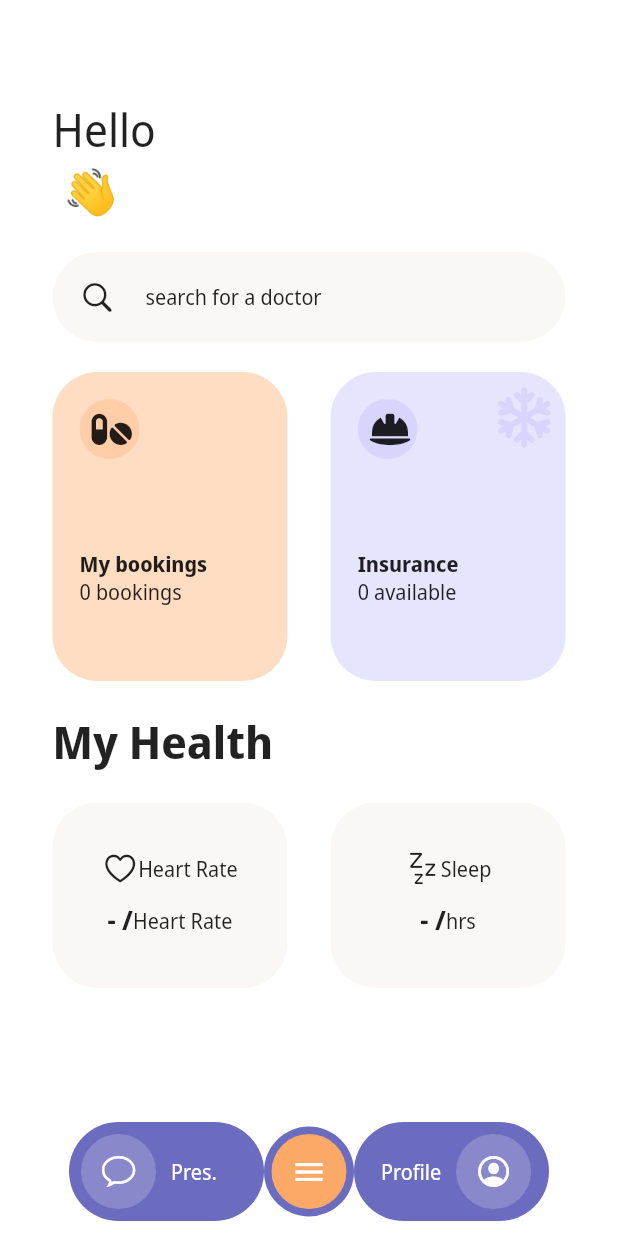
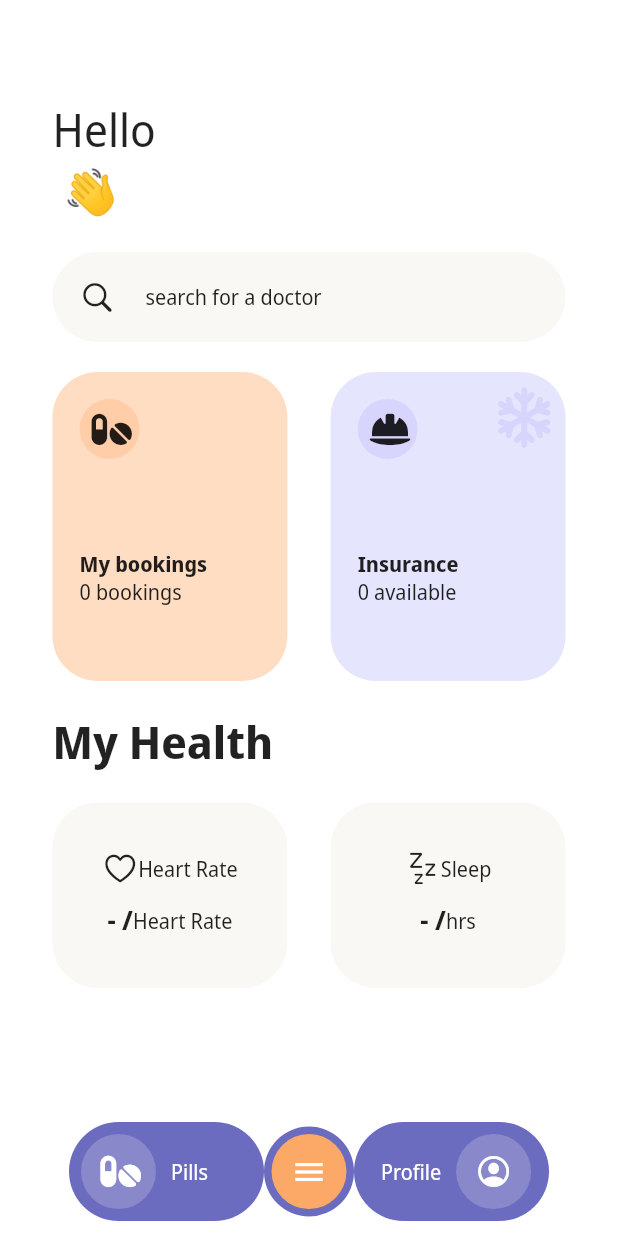
Before and after one commit to smash-cracker/medical-app-flutter, a Flutter app: the screen it shows once a user with an empty profile is signed in, on a phone screen of 412 x 824 dp. Run offline on Flutter 3.47's test engine with Material 2 defaults, Android fonts, the phone set to English and light mode, and no system bars; our stand-ins replace awesome_snackbar_content, cloud_firestore, file_picker, firebase_auth, firebase_core, firebase_storage and 7 more; missing offline and left inert: wiredash; accounts and stored records are empty.

Commit message:
bug fixes

```diff
--- a/lib/screens/call_screen.dart
+++ b/lib/screens/call_screen.dart
@@ -58,7 +58,7 @@ class _CallScreenState extends State<CallScreen> {
   Widget build(BuildContext context) {
     return Scaffold(
       body: client == null
-          ? const CircularProgressIndicator()
+          ? Center(child: const CircularProgressIndicator())
           : SafeArea(
               child: Stack(
                 children: [
--- a/lib/screens/doctor_bookings.dart
+++ b/lib/screens/doctor_bookings.dart
@@ -32,7 +32,7 @@ class _DoctorBookingListState extends State<DoctorBookingList> {
         builder:
             (BuildContext context, AsyncSnapshot<DocumentSnapshot> snapshot) {
           if (!snapshot.hasData) {
-            return Center(child: CircularProgressIndicator());
+            return Center(child: Center(child: CircularProgressIndicator()));
           }
 
           Map<String, dynamic> snap =
--- a/lib/screens/history.dart
+++ b/lib/screens/history.dart
@@ -64,7 +64,7 @@ class MedicalHistory extends StatelessWidget {
                 builder: (BuildContext context,
                     AsyncSnapshot<DocumentSnapshot> snapshot) {
                   if (!snapshot.hasData) {
-                    return CircularProgressIndicator();
+                    return Center(child: CircularProgressIndicator());
                   }
 
                   Map<String, dynamic> snap =
@@ -128,6 +128,7 @@ class MedicalHistory extends StatelessWidget {
                                       ),
                                     ),
                                     child: RecordBox(
+                                      PrescriptionData: Prescriptiondata,
                                       doctorData: Doctordata,
                                     ),
                                   ),
--- a/lib/screens/login.dart
+++ b/lib/screens/login.dart
@@ -277,7 +277,8 @@ class _LoginScreenState extends State<LoginScreen> {
                                 ? SizedBox(
                                     width: 50,
                                     height: 50,
-                                    child: CircularProgressIndicator())
+                                    child: Center(
+                                        child: CircularProgressIndicator()))
                                 : GestureDetector(
                                     onTap: () {
                                       login();
--- a/lib/screens/patient_details.dart
+++ b/lib/screens/patient_details.dart
@@ -404,7 +404,7 @@ class PatientDetails extends StatelessWidget {
                       builder: (BuildContext context,
                           AsyncSnapshot<DocumentSnapshot> snapshot) {
                         if (!snapshot.hasData) {
-                          return CircularProgressIndicator();
+                          return Center(child: CircularProgressIndicator());
                         }
 
                         Map<String, dynamic> snap =
@@ -501,7 +501,7 @@ class PatientDetails extends StatelessWidget {
                       builder: (BuildContext context,
                           AsyncSnapshot<DocumentSnapshot> snapshot) {
                         if (!snapshot.hasData) {
-                          return CircularProgressIndicator();
+                          return Center(child: CircularProgressIndicator());
                         }
 
                         Map<String, dynamic> snap =
--- a/lib/screens/patients.dart
+++ b/lib/screens/patients.dart
@@ -31,7 +31,7 @@ class _PatientsState extends State<Patients> {
         builder:
             (BuildContext context, AsyncSnapshot<DocumentSnapshot> snapshot) {
           if (!snapshot.hasData) {
-            return CircularProgressIndicator();
+            return Center(child: CircularProgressIndicator());
           }
 
           Map<String, dynamic> snap =
--- a/lib/screens/user_bookings.dart
+++ b/lib/screens/user_bookings.dart
@@ -156,7 +156,7 @@ class _BookingListState extends State<BookingList> {
               builder: (BuildContext context,
                   AsyncSnapshot<DocumentSnapshot> snapshot) {
                 if (!snapshot.hasData) {
-                  return CircularProgressIndicator();
+                  return Center(child: CircularProgressIndicator());
                 }
 
                 Map<String, dynamic> snap =
--- a/lib/screens/user_homescreen.dart
+++ b/lib/screens/user_homescreen.dart
@@ -193,7 +193,8 @@ class _UserHomeScreenState extends State<UserHomeScreen> {
                                       AsyncSnapshot<DocumentSnapshot>
                                           snapshot) {
                                     if (!snapshot.hasData) {
-                                      return CircularProgressIndicator();
+                                      return Center(
+                                          child: CircularProgressIndicator());
                                     }
 
                                     Map<String, dynamic> snap = snapshot.data!
@@ -283,7 +284,8 @@ class _UserHomeScreenState extends State<UserHomeScreen> {
                                         return Text(
                                             '${snapshot.data.toString()} available');
                                       } else {
-                                        return CircularProgressIndicator();
+                                        return Center(
+                                            child: CircularProgressIndicator());
                                       }
                                     },
                                   ),
@@ -470,7 +472,7 @@ class _UserHomeScreenState extends State<UserHomeScreen> {
                           padding: const EdgeInsets.all(8.0),
                           child: Center(
                             child: Icon(
-                              CupertinoIcons.chat_bubble,
+                              FontAwesomeIcons.pills,
                               color: Colors.white,
                             ),
                           ),
@@ -480,7 +482,7 @@ class _UserHomeScreenState extends State<UserHomeScreen> {
                         width: 10,
                       ),
                       Text(
-                        'Pres.',
+                        'Pills',
                         style: TextStyle(color: Colors.white),
                       ),
                     ],
--- a/lib/screens/userlist.dart
+++ b/lib/screens/userlist.dart
@@ -40,7 +40,7 @@ class _UserListForAnalysisState extends State<UserListForAnalysis> {
       builder: (context, snapshot) {
         if (snapshot.connectionState == ConnectionState.waiting) {
           return Center(
-            child: CircularProgressIndicator(),
+            child: Center(child: CircularProgressIndicator()),
           );
         }
         return Scaffold(
--- a/lib/utils/doctor_list.dart
+++ b/lib/utils/doctor_list.dart
@@ -17,7 +17,7 @@ class DoctorList extends StatelessWidget {
       builder: ((context, snapshot) {
         if (snapshot.connectionState == ConnectionState.waiting) {
           return const Center(
-            child: CircularProgressIndicator(),
+            child: Center(child: CircularProgressIndicator()),
           );
         } else {
           final doctorsList = (snapshot.data! as QuerySnapshot)
```
Also changed, not shown: lib/utils/record_box.dart (+10 -12 lines).
